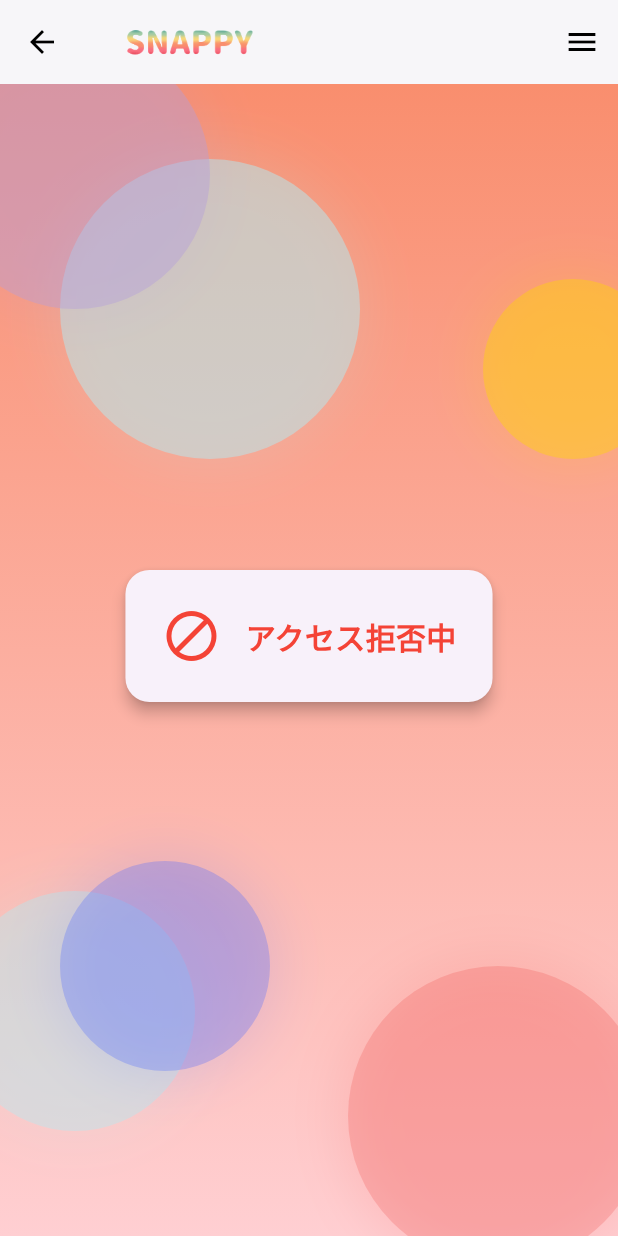
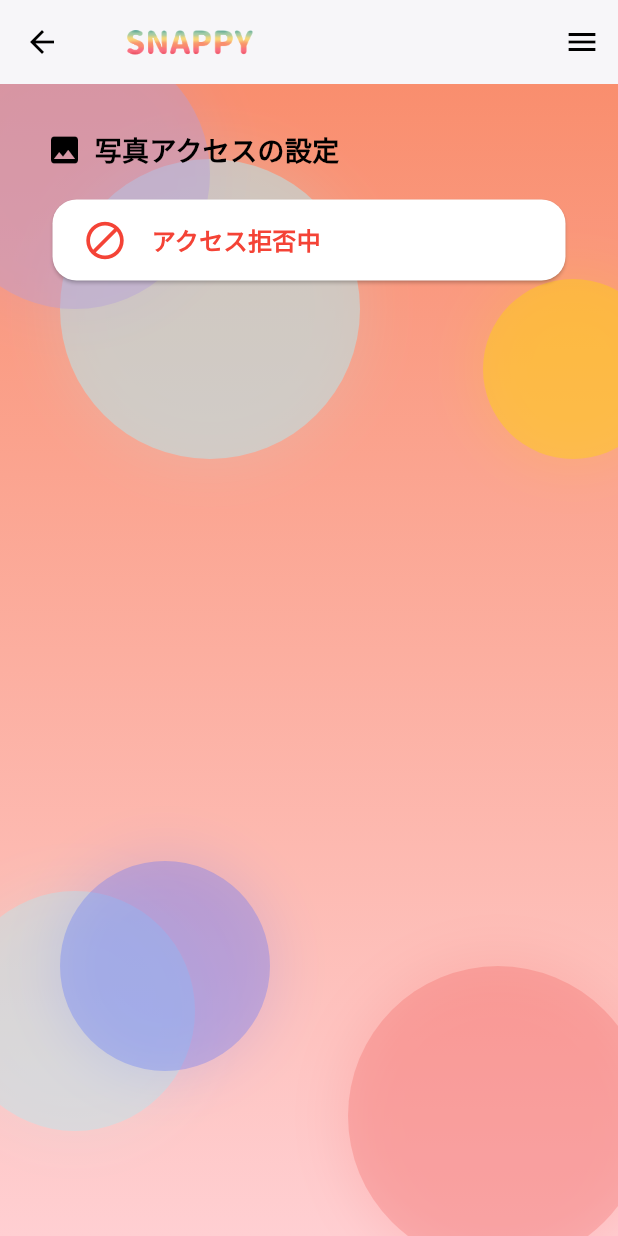
Before and after one commit to suke-0612/SNAPPY, a Flutter app: the Settings screen opened directly, on a phone screen of 412 x 824 dp. Run offline on Flutter 3.47's test engine with Material 3 defaults, Android fonts, the phone set to English and light mode, and no system bars; our stand-ins replace flutter_dotenv, geolocator, google_maps_flutter, isar; missing offline and left inert: photo_manager; accounts and stored records are empty; generated files the repository leaves out were written again.

Commit message:
fix:setting ui

```diff
--- a/lib/components/add_category_form.dart
+++ b/lib/components/add_category_form.dart
@@ -129,7 +129,7 @@ class _AddCategoryFormState extends State<AddCategoryForm> {
                 child: CustomButton(
                   label: '作成',
                   onPressed: _submitForm,
-                  backgroundColor: Colors.green[400]!,
+                  backgroundColor: Colors.teal[400]!,
                   fontColor: Colors.white,
                   size: Size(formWidth * 0.3, 50),
                 ),
--- a/lib/pages/category_settings.dart
+++ b/lib/pages/category_settings.dart
@@ -66,11 +66,13 @@ class _CategorySettingsState extends State<CategorySettings> {
             crossAxisAlignment: CrossAxisAlignment.start,
             children: [
               const SizedBox(height: 10),
-              _sectionHeader(icon: Icons.add, title: 'カテゴリの追加'),
+              _sectionHeader(
+                  icon: Icons.add_circle_outline_outlined, title: 'カテゴリの追加'),
               const SizedBox(height: 10),
               AddCategoryForm(onSubmit: _refreshCategories),
               const SizedBox(height: 20),
-              _sectionHeader(icon: Icons.remove, title: 'カテゴリの削除'),
+              _sectionHeader(
+                  icon: Icons.remove_circle_outline, title: 'カテゴリの削除'),
               const SizedBox(height: 10),
               DeleteCategory(
                 allTags: _allTags,
--- a/lib/pages/settings.dart
+++ b/lib/pages/settings.dart
@@ -1,6 +1,7 @@
 import 'package:flutter/material.dart';
 import 'package:photo_manager/photo_manager.dart';
 import 'package:snappy/components/base_screen.dart';
+import 'package:snappy/components/custom_button.dart';
 
 class Settings extends StatefulWidget {
   const Settings({super.key});
@@ -56,25 +57,48 @@ class _SettingsState extends State<Settings> {
       body: BaseScreen(
         child: Center(
           child: Padding(
-            padding: const EdgeInsets.symmetric(horizontal: 24.0),
+            padding:
+                const EdgeInsets.symmetric(horizontal: 10.0, vertical: 20.0),
             child: Column(
-              mainAxisAlignment: MainAxisAlignment.center,
+              mainAxisAlignment: MainAxisAlignment.start,
               children: [
-                Card(
+                Container(
+                  margin: const EdgeInsets.symmetric(
+                      horizontal: 20.0, vertical: 8.0),
+                  alignment: Alignment.centerLeft,
+                  child: const Row(
+                    children: [
+                      Icon(Icons.photo, color: Colors.black),
+                      SizedBox(width: 8),
+                      Text(
+                        '写真アクセスの設定',
+                        style: TextStyle(
+                          color: Colors.black,
+                          fontSize: 18,
+                          fontWeight: FontWeight.bold,
+                        ),
+                      ),
+                    ],
+                  ),
+                ),
+                Container(
+                  margin: const EdgeInsets.symmetric(
+                      horizontal: 20.0, vertical: 8.0),
+                  child: Card(
+                    color: Colors.white,
                     shape: RoundedRectangleBorder(
                         borderRadius: BorderRadius.circular(16)),
-                  elevation: 4,
                     child: Padding(
-                    padding: const EdgeInsets.all(24.0),
+                      padding: const EdgeInsets.fromLTRB(20, 12, 20, 12),
                       child: Row(
-                      mainAxisSize: MainAxisSize.min,
+                        mainAxisSize: MainAxisSize.max,
                         children: [
-                        Icon(statusIcon, color: statusColor, size: 40),
+                          Icon(statusIcon, color: statusColor, size: 30),
                           const SizedBox(width: 16),
                           Text(
                             statusText,
                             style: TextStyle(
-                              fontSize: 20,
+                                fontSize: 16,
                                 fontWeight: FontWeight.bold,
                                 color: statusColor),
                           ),
@@ -82,19 +106,16 @@ class _SettingsState extends State<Settings> {
                       ),
                     ),
                   ),
-                const SizedBox(height: 32),
+                ),
+                const SizedBox(height: 12),
                 if (_permissionState == PermissionState.limited)
-                  SizedBox(
+                  Container(
+                    margin: const EdgeInsets.symmetric(horizontal: 20.0),
                     width: double.infinity,
-                    child: ElevatedButton.icon(
+                    child: CustomButton(
                       onPressed: _addAccess,
-                      icon: const Icon(Icons.add_photo_alternate),
-                      label: const Text('他の写真へのアクセスを追加'),
-                      style: ElevatedButton.styleFrom(
-                        padding: const EdgeInsets.symmetric(vertical: 16),
-                        shape: RoundedRectangleBorder(
-                            borderRadius: BorderRadius.circular(12)),
-                      ),
+                      label: '他の写真へのアクセスを追加',
+                      backgroundColor: Colors.orange[800]!,
                     ),
                   ),
               ],
```
Lines whose indentation alone changed are shown as unchanged.
